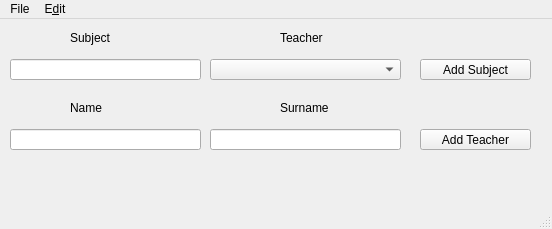
First picture: the form in createDB.ui, repository ice-bit/registro, before the edit.
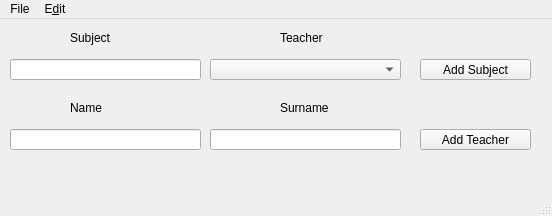
Second picture: the form after the edit. Icons and pictures are not drawn.

Diff of the .ui file:
```diff
--- a/createDB.ui
+++ b/createDB.ui
@@ -7,7 +7,7 @@
     <x>0</x>
     <y>0</y>
     <width>552</width>
-    <height>229</height>
+    <height>216</height>
    </rect>
   </property>
   <property name="windowTitle">
@@ -140,7 +140,7 @@
     <property name="geometry">
      <rect>
       <x>10</x>
-      <y>150</y>
+      <y>140</y>
       <width>521</width>
       <height>20</height>
      </rect>
```
